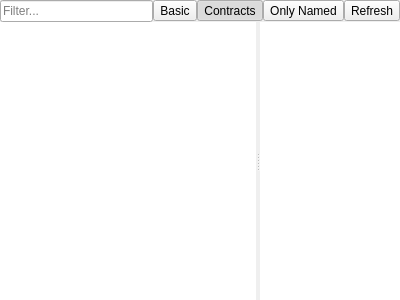
First picture: the form in alethzero/plugins/blockchain/AllAccounts.ui, repository ethereum-mining/ethminer, before the edit.
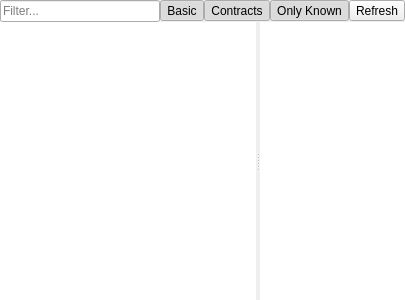
Second picture: the form after the edit.

Commit message: All Accounts panel works with address book.

```diff
--- a/alethzero/plugins/blockchain/AllAccounts.ui
+++ b/alethzero/plugins/blockchain/AllAccounts.ui
@@ -6,7 +6,7 @@
    <rect>
     <x>0</x>
     <y>0</y>
-    <width>400</width>
+    <width>405</width>
     <height>300</height>
    </rect>
   </property>
@@ -46,6 +46,9 @@
        <property name="checkable">
         <bool>true</bool>
        </property>
+       <property name="checked">
+        <bool>true</bool>
+       </property>
       </widget>
      </item>
      <item>
@@ -64,13 +67,13 @@
      <item>
       <widget class="QToolButton" name="onlyNamed">
        <property name="text">
-        <string>Only Named</string>
+        <string>Only Known</string>
        </property>
        <property name="checkable">
         <bool>true</bool>
        </property>
        <property name="checked">
-        <bool>false</bool>
+        <bool>true</bool>
        </property>
       </widget>
      </item>
```
Left out of the diff: 2 changed lines with no effect on the pictures. The commit also changes 2 other files.
